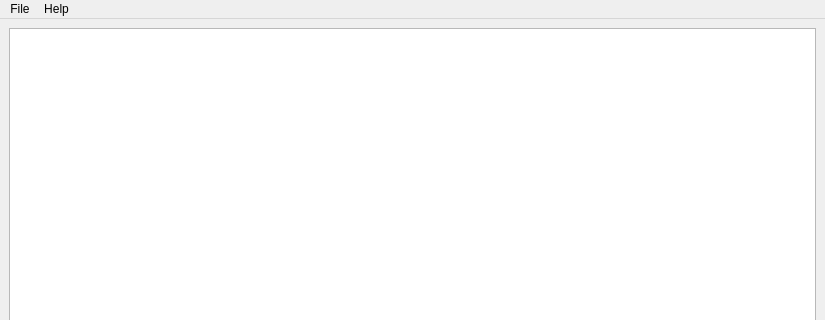
Qt form homework-1/gui/MainWindow.ui (atom20000/Qt-Homework) before a commit; both pictures show x 0 to 825 and y 0 to 320 of the 825 by 715 pixel window.
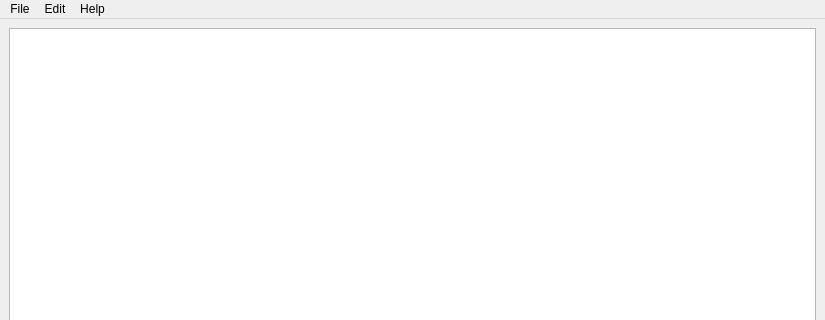
The same form after that commit.

```diff
--- a/homework-1/gui/MainWindow.ui
+++ b/homework-1/gui/MainWindow.ui
@@ -47,7 +47,17 @@
     </property>
     <addaction name="actionAbout"/>
    </widget>
+   <widget class="QMenu" name="menuEdit">
+    <property name="title">
+     <string>Edit</string>
+    </property>
+    <addaction name="actionAddRows"/>
+    <addaction name="actionAddColumns"/>
+    <addaction name="actionRemoveRows"/>
+    <addaction name="actionRemoveColumns"/>
+   </widget>
    <addaction name="menuFile"/>
+   <addaction name="menuEdit"/>
    <addaction name="menuHelp"/>
   </widget>
   <action name="actionOpen">
```
Left out of the diff: 38 changed lines with no effect on the pictures.
